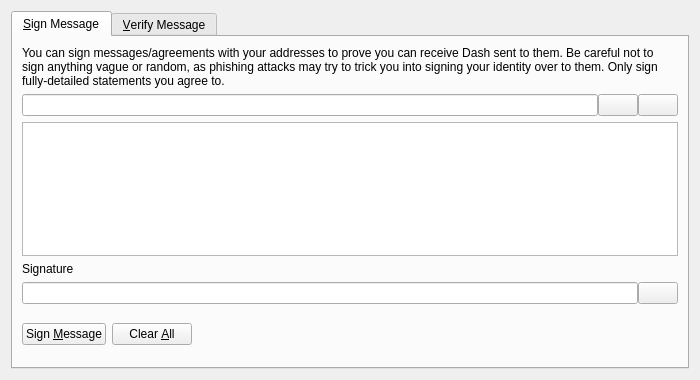
trinm1987/villagCoin, file src/qt/forms/signverifymessagedialog.ui: the form before one commit.
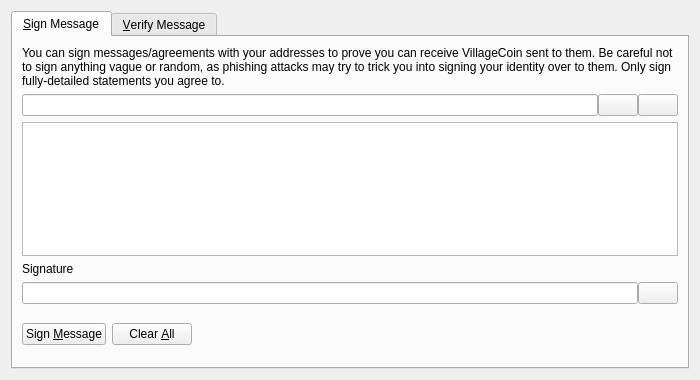
The form after the commit. Custom widgets are drawn as their Qt base class.

```diff
--- a/src/qt/forms/signverifymessagedialog.ui
+++ b/src/qt/forms/signverifymessagedialog.ui
@@ -30,7 +30,7 @@
        <item>
         <widget class="QLabel" name="infoLabel_SM">
          <property name="text">
-          <string>You can sign messages/agreements with your addresses to prove you can receive Dash sent to them. Be careful not to sign anything vague or random, as phishing attacks may try to trick you into signing your identity over to them. Only sign fully-detailed statements you agree to.</string>
+          <string>You can sign messages/agreements with your addresses to prove you can receive VillageCoin sent to them. Be careful not to sign anything vague or random, as phishing attacks may try to trick you into signing your identity over to them. Only sign fully-detailed statements you agree to.</string>
          </property>
          <property name="textFormat">
           <enum>Qt::PlainText</enum>
```
Left out of the diff: 8 changed lines with no effect on the pictures.
